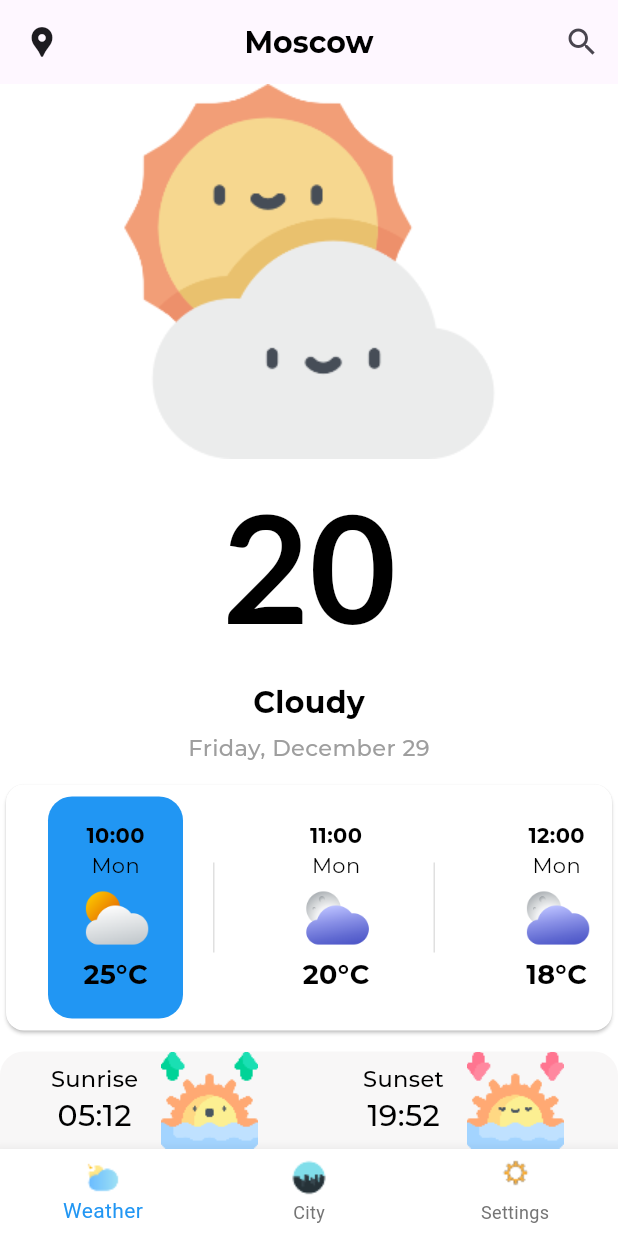
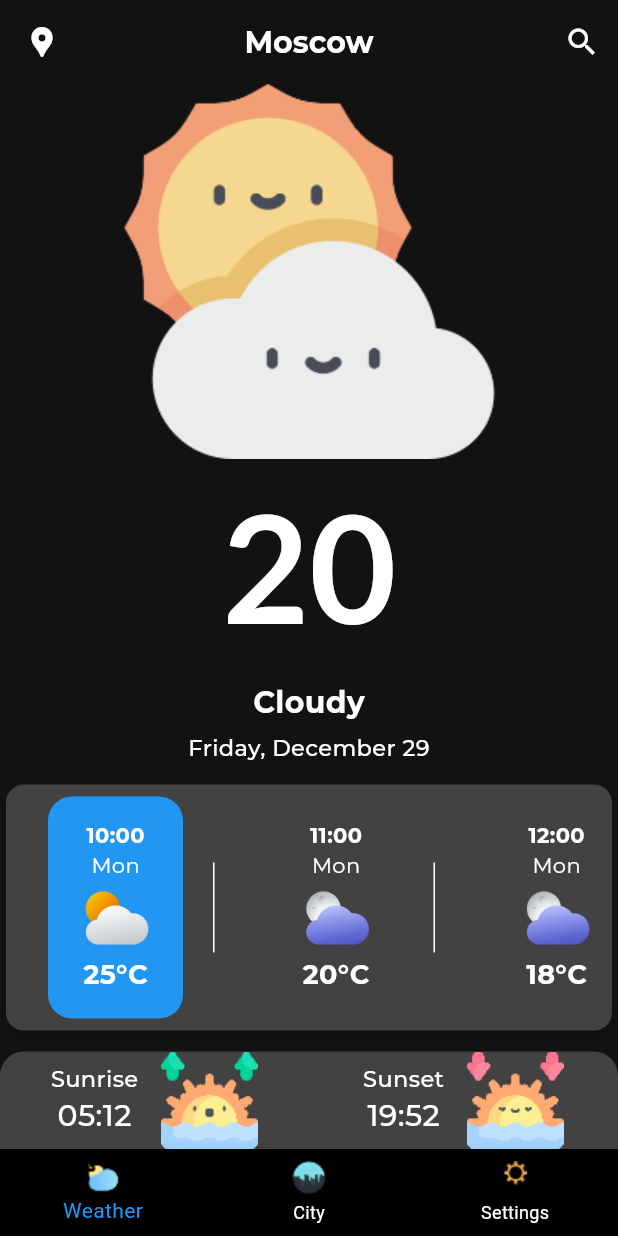
Before and after one commit to Viraj1812/weather_app, a Flutter app: the screen it shows after launch, on a phone screen of 412 x 824 dp. Run offline on Flutter 3.47's test engine with Material 3 defaults, Android fonts, the phone set to English and light mode, and no system bars; our stand-ins replace google_fonts, shared_preferences.

Commit message:
light/dark theme using provider implemented

```diff
--- a/lib/main.dart
+++ b/lib/main.dart
@@ -1,13 +1,29 @@
 import 'package:flutter/material.dart';
-import 'package:whether_app/theme/theme.dart';
+import 'package:provider/provider.dart';
+import 'package:whether_app/provider/theme_provider.dart';
+import 'package:whether_app/theme/dark_theme.dart';
+import 'package:whether_app/theme/light_theme.dart';
 import 'package:whether_app/ui/splash_screen.dart';
 
 void main() {
-  runApp(
-    MaterialApp(
-      theme: ThemeConfig.lightTheme(),
-      darkTheme: ThemeConfig.darkTheme(),
-      home: const SplashScreen(),
-    ),
-  );
+  runApp(const MyApp());
 }
+
+class MyApp extends StatelessWidget {
+  const MyApp({super.key});
+
+  @override
+  Widget build(BuildContext context) {
+    return ChangeNotifierProvider(
+      create: (_) => ThemeNotifier(),
+      child: Consumer<ThemeNotifier>(
+        builder: (context, ThemeNotifier notifier, child) {
+          return MaterialApp(
+            theme: notifier.darkTheme ? darkTheme : lightTheme,
+            home: const SplashScreen(),
+          );
+        },
+      ),
+    );
+  }
+}
--- /dev/null
+++ b/lib/provider/theme_provider.dart
@@ -0,0 +1,36 @@
+import 'package:flutter/material.dart';
+import 'package:shared_preferences/shared_preferences.dart';
+
+class ThemeNotifier extends ChangeNotifier {
+  final String key = 'theme';
+  SharedPreferences? _prefs;
+  late bool _darkTheme;
+
+  bool get darkTheme => _darkTheme;
+
+  ThemeNotifier() {
+    _darkTheme = true;
+    _loadFromPrefs();
+  }
+
+  toggleTheme() {
+    _darkTheme = !_darkTheme;
+    _saveToPrefs();
+    notifyListeners();
+  }
+
+  _initPrefs() async {
+    _prefs ??= await SharedPreferences.getInstance();
+  }
+
+  _loadFromPrefs() async {
+    await _initPrefs();
+    _darkTheme = _prefs?.getBool(key) ?? true;
+    notifyListeners();
+  }
+
+  _saveToPrefs() async {
+    await _initPrefs();
+    _prefs?.setBool(key, _darkTheme);
+  }
+}
--- /dev/null
+++ b/lib/theme/dark_theme.dart
@@ -0,0 +1,10 @@
+import 'package:flutter/material.dart';
+
+ThemeData darkTheme = ThemeData(
+  brightness: Brightness.dark,
+  colorScheme: const ColorScheme.dark(
+    background: Colors.black,
+    primary: Color.fromRGBO(66, 66, 66, 1),
+    secondary: Colors.white,
+  ),
+);
--- /dev/null
+++ b/lib/theme/light_theme.dart
@@ -0,0 +1,10 @@
+import 'package:flutter/material.dart';
+
+ThemeData lightTheme = ThemeData(
+  brightness: Brightness.light,
+  colorScheme: const ColorScheme.light(
+    background: Colors.white,
+    primary: Color.fromRGBO(232, 232, 232, 1),
+    secondary: Colors.black,
+  ),
+);
--- a/lib/ui/city.dart
+++ b/lib/ui/city.dart
@@ -13,9 +13,6 @@ class CityScreen extends StatefulWidget {
 class _CityScreenState extends State<CityScreen> {
   @override
   Widget build(BuildContext context) {
-    // Check the current theme
-    bool isDarkMode = Theme.of(context).brightness == Brightness.dark;
-
     return Scaffold(
       body: ListView.builder(
         itemCount: diffCity.length,
@@ -27,7 +24,6 @@ class _CityScreenState extends State<CityScreen> {
             cityName: weatherInfo.cityName,
             time: weatherInfo.time,
             weatherImage: weatherInfo.weatherImage,
-            isDarkMode: isDarkMode,
           );
         },
       ),
@@ -37,7 +33,7 @@ class _CityScreenState extends State<CityScreen> {
         decoration: BoxDecoration(
           shape: BoxShape.rectangle,
           borderRadius: BorderRadius.circular(12.0),
-          color: isDarkMode ? Colors.purple : Colors.blue,
+          color: Colors.blue,
         ),
         child: FloatingActionButton(
           onPressed: () {},
--- a/lib/ui/home_screen.dart
+++ b/lib/ui/home_screen.dart
@@ -36,8 +36,8 @@ class _HomeScreenState extends State<HomeScreen> {
       ),
       body: widgetList[_selectedIndex],
       bottomNavigationBar: BottomNavigationBar(
-        selectedItemColor: isDarkMode ? Colors.white : Colors.blue,
-        unselectedItemColor: isDarkMode ? Colors.grey : Colors.grey[600],
+        selectedItemColor: Colors.blue,
+        unselectedItemColor: Theme.of(context).colorScheme.secondary,
         backgroundColor: isDarkMode ? Colors.black : Colors.white,
         currentIndex: _selectedIndex,
         items: [
--- a/lib/widgets/cus_appbar.dart
+++ b/lib/widgets/cus_appbar.dart
@@ -11,15 +11,13 @@ class CusAppbar extends StatelessWidget {
 
   @override
   Widget build(BuildContext context) {
-    bool isDarkMode = Theme.of(context).brightness == Brightness.dark;
-
     return AppBar(
       title: Text(
         cityName,
         style: GoogleFonts.montserrat(
           fontSize: 20,
           fontWeight: FontWeight.bold,
-          color: isDarkMode ? Colors.white : Colors.black,
+          color: Theme.of(context).colorScheme.secondary,
         ),
       ),
       centerTitle: true,
--- a/lib/widgets/weather_screen/footer.dart
+++ b/lib/widgets/weather_screen/footer.dart
@@ -9,8 +9,6 @@ class Footer extends StatelessWidget {
 
   @override
   Widget build(BuildContext context) {
-    bool isDarkMode = Theme.of(context).brightness == Brightness.dark;
-
     return Container(
       width: MediaQuery.of(context).size.width,
       decoration: BoxDecoration(
@@ -18,9 +16,7 @@ class Footer extends StatelessWidget {
           topLeft: Radius.circular(16),
           topRight: Radius.circular(16),
         ),
-        color: isDarkMode
-            ? Colors.grey[800]
-            : const Color.fromARGB(179, 245, 243, 243),
+        color: Theme.of(context).colorScheme.primary,
       ),
       child: Row(
         mainAxisSize: MainAxisSize.max,
@@ -40,7 +36,7 @@ class Footer extends StatelessWidget {
                       style: GoogleFonts.montserrat(
                         fontSize: 15,
                         fontWeight: FontWeight.w500,
-                        color: isDarkMode ? Colors.white : Colors.black,
+                        color: Theme.of(context).colorScheme.secondary,
                       ),
                     ),
                     Text(
@@ -48,7 +44,7 @@ class Footer extends StatelessWidget {
                       style: GoogleFonts.montserrat(
                         fontSize: 20,
                         fontWeight: FontWeight.w500,
-                        color: isDarkMode ? Colors.white : Colors.black,
+                        color: Theme.of(context).colorScheme.secondary,
                       ),
                     ),
                   ],
@@ -57,9 +53,7 @@ class Footer extends StatelessWidget {
                   width: 15,
                 ),
                 Image.asset(
-                  isDarkMode
-                      ? 'assets/images/sunrise.png'
-                      : 'assets/images/sunrise.png',
+                  'assets/images/sunrise.png',
                   cacheWidth: 70,
                   cacheHeight: 70,
                 )
@@ -79,7 +73,7 @@ class Footer extends StatelessWidget {
                       style: GoogleFonts.montserrat(
                         fontSize: 15,
                         fontWeight: FontWeight.w500,
-                        color: isDarkMode ? Colors.white : Colors.black,
+                        color: Theme.of(context).colorScheme.secondary,
                       ),
                     ),
                     Text(
@@ -87,7 +81,7 @@ class Footer extends StatelessWidget {
                       style: GoogleFonts.montserrat(
                         fontSize: 20,
                         fontWeight: FontWeight.w500,
-                        color: isDarkMode ? Colors.white : Colors.black,
+                        color: Theme.of(context).colorScheme.secondary,
                       ),
                     ),
                   ],
@@ -96,9 +90,7 @@ class Footer extends StatelessWidget {
                   width: 15,
                 ),
                 Image.asset(
-                  isDarkMode
-                      ? 'assets/images/sunset.png'
-                      : 'assets/images/sunset.png',
+                  'assets/images/sunset.png',
                   cacheWidth: 70,
                   cacheHeight: 70,
                 )
--- a/lib/widgets/weather_screen/h_list_card.dart
+++ b/lib/widgets/weather_screen/h_list_card.dart
@@ -24,8 +24,6 @@ class HCard extends StatelessWidget {
 
   @override
   Widget build(BuildContext context) {
-    bool isDarkMode = Theme.of(context).brightness == Brightness.dark;
-
     return Column(
       children: [
         Container(
@@ -44,11 +42,7 @@ class HCard extends StatelessWidget {
                   borderRadius: isSelected
                       ? const BorderRadius.all(Radius.circular(16))
                       : const BorderRadius.all(Radius.circular(0)),
-                  color: isSelected
-                      ? isDarkMode
-                          ? Colors.purple[800]
-                          : Colors.blue
-                      : Colors.transparent,
+                  color: isSelected ? Colors.blue : Colors.transparent,
                 ),
                 child: Padding(
                   padding: const EdgeInsets.only(
@@ -62,13 +56,13 @@ class HCard extends StatelessWidget {
                         time,
                         style: GoogleFonts.montserrat(
                           fontWeight: FontWeight.bold,
-                          color: isDarkMode ? Colors.white : Colors.black,
+                          color: Theme.of(context).colorScheme.secondary,
                         ),
                       ),
                       Text(
                         day,
                         style: GoogleFonts.montserrat(
-                          color: isDarkMode ? Colors.white : Colors.black,
+                          color: Theme.of(context).colorScheme.secondary,
                         ),
                       ),
                       Image.asset(
@@ -81,7 +75,7 @@ class HCard extends StatelessWidget {
                         style: GoogleFonts.montserrat(
                           fontSize: 18,
                           fontWeight: FontWeight.bold,
-                          color: isDarkMode ? Colors.white : Colors.black,
+                          color: Theme.of(context).colorScheme.secondary,
                         ),
                       ),
                     ],
@@ -95,9 +89,8 @@ class HCard extends StatelessWidget {
                 Container(
                   width: 1.0,
                   height: 60.0,
-                  color: isDarkMode
-                      ? Colors.grey[600]
-                      : Colors.grey[300], // Divider color
+                  color:
+                      Theme.of(context).colorScheme.secondary, // Divider color
                 ),
             ],
           ),
--- a/lib/widgets/weather_screen/header.dart
+++ b/lib/widgets/weather_screen/header.dart
@@ -17,8 +17,6 @@ class Header extends StatelessWidget {
 
   @override
   Widget build(BuildContext context) {
-    bool isDarkMode = Theme.of(context).brightness == Brightness.dark;
-
     return Column(
       mainAxisAlignment: MainAxisAlignment.center,
       mainAxisSize: MainAxisSize.min,
@@ -34,7 +32,7 @@ class Header extends StatelessWidget {
           style: GoogleFonts.lato(
             fontSize: 100,
             fontWeight: FontWeight.bold,
-            color: isDarkMode ? Colors.white : Colors.black,
+            color: Theme.of(context).colorScheme.secondary,
           ),
         ),
         const SizedBox(
@@ -45,7 +43,7 @@ class Header extends StatelessWidget {
           style: GoogleFonts.montserrat(
             fontSize: 20,
             fontWeight: FontWeight.bold,
-            color: isDarkMode ? Colors.white : Colors.black,
+            color: Theme.of(context).colorScheme.secondary,
           ),
         ),
         const SizedBox(
@@ -56,7 +54,7 @@ class Header extends StatelessWidget {
           style: GoogleFonts.montserrat(
             fontSize: 15,
             fontWeight: FontWeight.w500,
-            color: isDarkMode ? Colors.grey[400] : Colors.grey,
+            color: Theme.of(context).colorScheme.secondary,
           ),
         ),
       ],
--- a/lib/widgets/weather_screen/horizontal_time_list.dart
+++ b/lib/widgets/weather_screen/horizontal_time_list.dart
@@ -15,8 +15,6 @@ class _HorizontalListState extends State<HorizontalList> {
 
   @override
   Widget build(BuildContext context) {
-    bool isDarkMode = Theme.of(context).brightness == Brightness.dark;
-
     return Container(
       width: MediaQuery.of(context).size.width,
       height: 172,
@@ -24,7 +22,7 @@ class _HorizontalListState extends State<HorizontalList> {
         borderRadius: BorderRadius.all(Radius.circular(16)),
       ),
       child: Card(
-        color: isDarkMode ? Colors.grey[800] : Colors.white,
+        color: Theme.of(context).colorScheme.primary,
         child: ListView.builder(
           scrollDirection: Axis.horizontal,
           itemCount: weatherList.length,
--- a/pubspec.yaml
+++ b/pubspec.yaml
@@ -37,6 +37,8 @@ dependencies:
   cupertino_icons: ^1.0.2
   google_fonts: ^6.1.0
   intl: ^0.17.0
+  provider: ^6.1.1
+  shared_preferences: ^2.2.2
 
 
 dev_dependencies:
```
Also changed, not shown: lib/theme/theme.dart (deleted, +0 -33 lines), lib/ui/setting.dart (+48 -8 lines), lib/ui/splash_screen.dart (+3 -6 lines), lib/ui/weather_screen/detail_weather_screen.dart (+7 -9 lines), lib/widgets/city_screen/card_model.dart (+5 -8 lines), lib/widgets/weather_screen/detail_screen_row_data.dart (+3 -6 lines), pubspec.lock, 1 other file.
